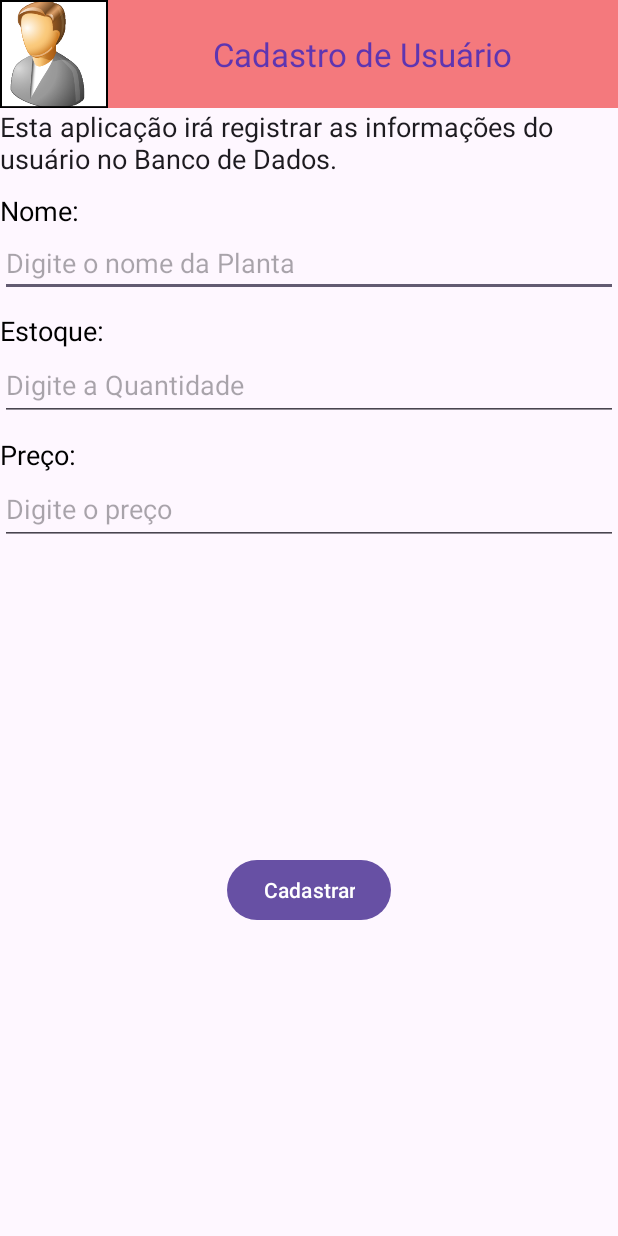
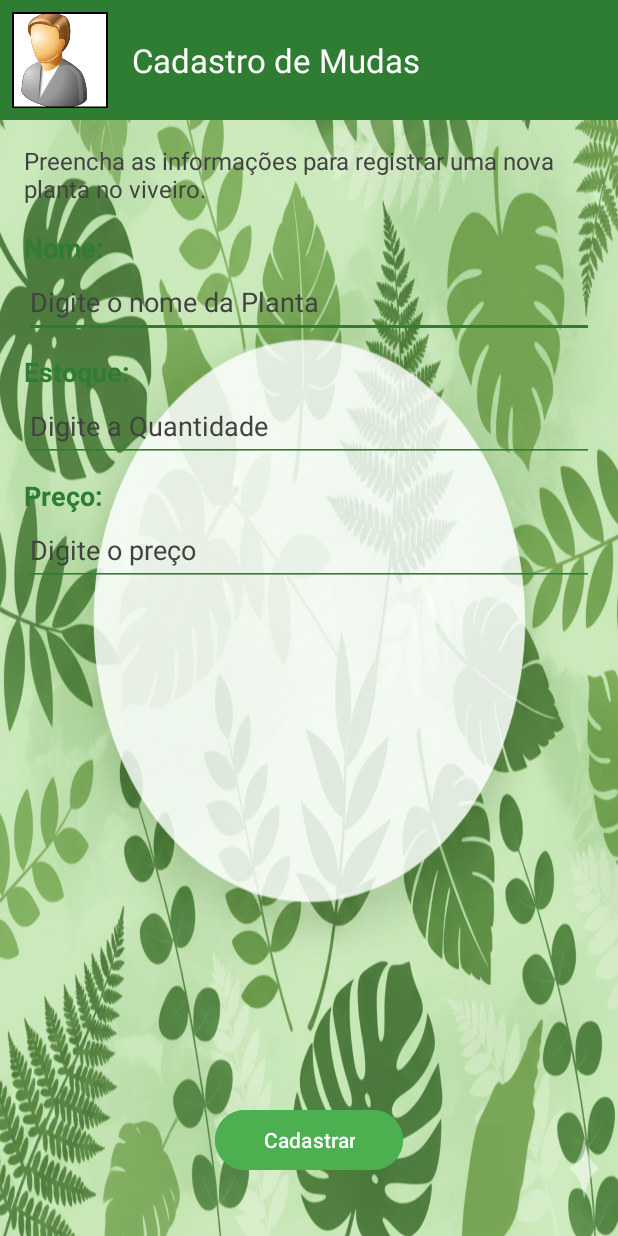
Before and after one commit to Bryanjvo/6SEM-DMOB, an Android app: the GravaRegistrosActivity screen opened directly, with no data from a screen before it, on a phone screen of 412 x 824 dp. Run offline under Robolectric (Android 15) with nearby library versions, the phone set to English and light mode, and no system bars.

Commit message:
estilizando cadastro de mudas.

```diff
--- a/BryanProjetoDMOB/app/src/main/res/layout/activity_grava_registros.xml
+++ b/BryanProjetoDMOB/app/src/main/res/layout/activity_grava_registros.xml
@@ -1,77 +1,78 @@
 <?xml version="1.0" encoding="utf-8"?>
 <LinearLayout xmlns:android="http://schemas.android.com/apk/res/android"
-    xmlns:tools="http://schemas.android.com/tools" android:layout_width="match_parent"
+    xmlns:tools="http://schemas.android.com/tools"
+    android:layout_width="match_parent"
     android:layout_height="match_parent"
-    android:orientation="vertical" >
-
-    <LinearLayout
+    android:orientation="vertical"
+    android:background="@drawable/fundo_folhas_sutil" > <LinearLayout
     android:layout_width="match_parent"
     android:layout_height="wrap_content"
-        android:background="#3ba0e2" >
+    android:background="@color/primaryDarkColor"
+    android:gravity="center_vertical"
+    android:padding="8dp">
 
     <ImageView
         android:id="@+id/imageView1"
-            android:layout_width="72dp"
-            android:layout_height="72dp"
+        android:layout_width="64dp"
+        android:layout_height="64dp"
         android:src="@drawable/icone_cadastro"
-            android:contentDescription="@string/todo" />
+        android:contentDescription="@string/todo"
+        android:layout_marginEnd="16dp" />
 
-        <TextView
-            android:id="@+id/textView1"
-            android:layout_width="wrap_content"
-            android:layout_height="wrap_content"
-            android:textAppearance="?android:attr/textAppearanceLarge"
-            />
     <LinearLayout
         android:id="@+id/layoutCorFundo"
         android:layout_width="fill_parent"
-            android:layout_height="match_parent"
-            android:background="#f4797d"
-            android:gravity="center" >
+        android:layout_height="wrap_content"
+        android:gravity="center_vertical" >
 
         <TextView
             android:id="@+id/textView2"
             android:layout_width="wrap_content"
             android:layout_height="wrap_content"
-                android:text="@string/cadastro_de_usu_rio"
+            android:text="@string/cadastro_de_mudas_titulo"
             android:textAppearance="?android:attr/textAppearanceLarge"
-                android:textColor="#5E35B1" />
+            android:textColor="@color/branco_puro"
+            android:textSize="22sp"/>
     </LinearLayout>
 </LinearLayout>
+
     <LinearLayout
-        android:id="@+id/layoutImagemFundo"
+        android:id="@+id/layoutConteudo"
         android:layout_width="match_parent"
         android:layout_height="fill_parent"
-        android:orientation="vertical" >
+        android:orientation="vertical"
+        android:padding="16dp">
 
         <TextView
             android:id="@+id/textView4"
             android:layout_width="wrap_content"
             android:layout_height="wrap_content"
-            android:text="@string/esta_aplica_o_ir_registrar_as_informa_es_do_usu_rio_no_banco_de_dados"
-            android:textAppearance="?android:attr/textAppearanceLarge"
-            android:textSize="18sp" />
+            android:text="@string/descricao_cadastro_mudas"
+            android:textAppearance="?android:attr/textAppearanceMedium"
+            android:textColor="@color/cinza_texto_escuro"
+            android:layout_marginBottom="16dp"
+            android:textSize="16sp" />
+
         <TextView
             android:id="@+id/textView3"
             android:layout_width="wrap_content"
             android:layout_height="wrap_content"
-            android:paddingTop="10dp"
             android:text="@string/nome"
-            android:textColor="#000000"
-            android:textSize="18sp" />
+            android:textColor="@color/primaryDarkColor"
+            android:textSize="18sp"
+            android:textStyle="bold" />
 
         <EditText
             android:id="@+id/ednome"
             android:layout_width="match_parent"
             android:layout_height="wrap_content"
-            android:autofillHints=""
             android:ems="10"
             android:hint="@string/digite_seu_nome"
-            android:importantForAutofill="no"
             android:inputType="text"
-            tools:ignore="TouchTargetSizeCheck,VisualLintTextFieldSize"
-            tools:targetApi="o">
-
+            android:minHeight="48dp"
+            android:textColorHint="@color/cinza_texto_escuro"
+            android:backgroundTint="@color/verde_escuro_natureza"
+            tools:ignore="Autofill,VisualLintTextFieldSize">
             <requestFocus />
         </EditText>
 
@@ -81,53 +82,59 @@
             android:layout_height="wrap_content"
             android:paddingTop="10dp"
             android:text="@string/estoque"
-            android:textColor="#000000"
-            android:textSize="18sp" />
+            android:textColor="@color/primaryDarkColor"
+            android:textSize="18sp"
+            android:textStyle="bold" />
 
         <EditText
             android:id="@+id/edestoque"
             android:layout_width="match_parent"
             android:layout_height="wrap_content"
-            android:autofillHints=""
             android:ems="10"
             android:hint="@string/digite_estoque"
-            android:importantForAutofill="no"
-            android:inputType="text"
+            android:inputType="number"
             android:minHeight="48dp"
-            tools:targetApi="o"
-            tools:ignore="VisualLintTextFieldSize" />
+            android:textColorHint="@color/cinza_texto_escuro"
+            android:backgroundTint="@color/verde_escuro_natureza"
+            tools:ignore="Autofill,VisualLintTextFieldSize" />
+
         <TextView
             android:id="@+id/TextView02"
             android:layout_width="wrap_content"
             android:layout_height="wrap_content"
             android:paddingTop="10dp"
             android:text="@string/preco"
-            android:textColor="#000000"
-            android:textSize="18sp" />
+            android:textColor="@color/primaryDarkColor"
+            android:textSize="18sp"
+            android:textStyle="bold" />
 
         <EditText
             android:id="@+id/edpreco"
             android:layout_width="match_parent"
             android:layout_height="wrap_content"
-            android:autofillHints=""
             android:ems="10"
             android:hint="@string/digite_preco"
-            android:importantForAutofill="no"
-            android:inputType="text|textEmailAddress"
+            android:inputType="numberDecimal"
             android:minHeight="48dp"
-            tools:targetApi="o"
-            tools:ignore="VisualLintTextFieldSize" />
+            android:textColorHint="@color/cinza_texto_escuro"
+            android:backgroundTint="@color/verde_escuro_natureza"
+            tools:ignore="Autofill,VisualLintTextFieldSize" />
 
         <LinearLayout
             android:layout_width="match_parent"
             android:layout_height="fill_parent"
-            android:gravity="center" >
+            android:gravity="center|bottom"
+            android:paddingBottom="24dp">
 
             <Button
                 android:id="@+id/btcadastrar"
                 android:layout_width="wrap_content"
                 android:layout_height="wrap_content"
-                android:text="@string/cadastrar" />
+                android:text="@string/cadastrar"
+                android:backgroundTint="@color/primaryColor"
+                android:textColor="@color/branco_puro"
+                android:paddingStart="32dp"
+                android:paddingEnd="32dp"/>
 
         </LinearLayout>
     </LinearLayout>
--- a/BryanProjetoDMOB/app/src/main/res/values/strings.xml
+++ b/BryanProjetoDMOB/app/src/main/res/values/strings.xml
@@ -1,4 +1,6 @@
 <resources>
+    <string name="cadastro_de_mudas_titulo">Cadastro de Mudas</string>
+    <string name="descricao_cadastro_mudas">Preencha as informações para registrar uma nova planta no viveiro.</string>
 
     <string name="app_name">BryanProjetoDMOB</string>
     <string name="trabalhando_com_banco_de_dados_no_android">Gerenciamento de Viveiro</string> <string name="escolha_uma_das_op_es_abaixo">Escolha uma opção para Mudas:</string> <string name="criar_banco_de_dados">Criar Tabela de Mudas</string> <string name="todo">Ícone de Banco de Dados</string> <string name="cadastrar_dados">Cadastrar Mudas</string>
```
Lines whose indentation alone changed are shown as unchanged.
